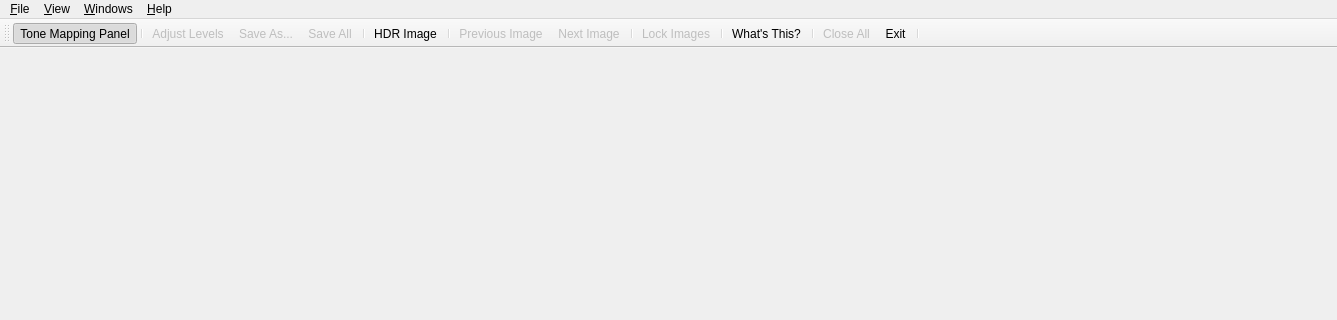
LuminanceHDR/LuminanceHDR, file forms/tonemappingdialog.ui: the form before one commit; both pictures show x 0 to 1337 and y 0 to 320 of the 1337 by 822 pixel window.
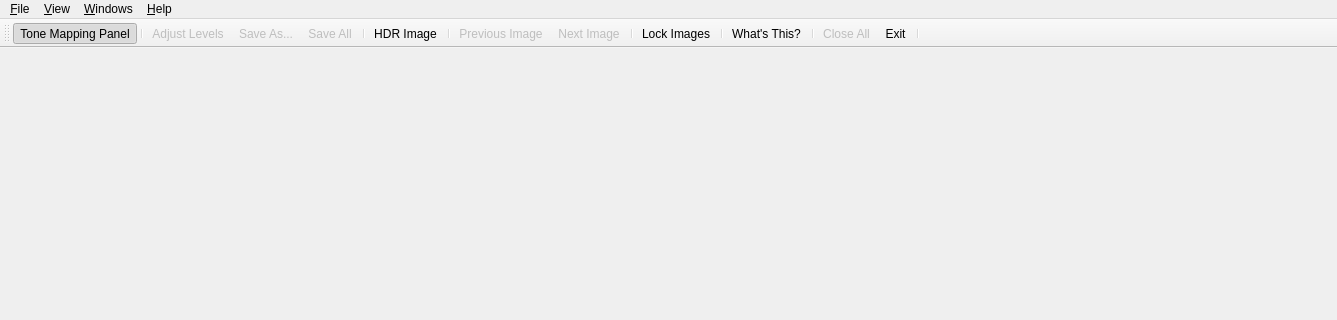
The form after the commit. Icons and pictures are not drawn.

Commit message: fixed FitToWin Action

Diff of the .ui file:
```diff
--- a/forms/tonemappingdialog.ui
+++ b/forms/tonemappingdialog.ui
@@ -568,7 +568,7 @@
     <bool>true</bool>
    </property>
    <property name="enabled" >
-    <bool>false</bool>
+    <bool>true</bool>
    </property>
    <property name="icon" >
     <iconset resource="../icons.qrc" >
```
Left out of the diff: 9 changed lines with no effect on the pictures.
